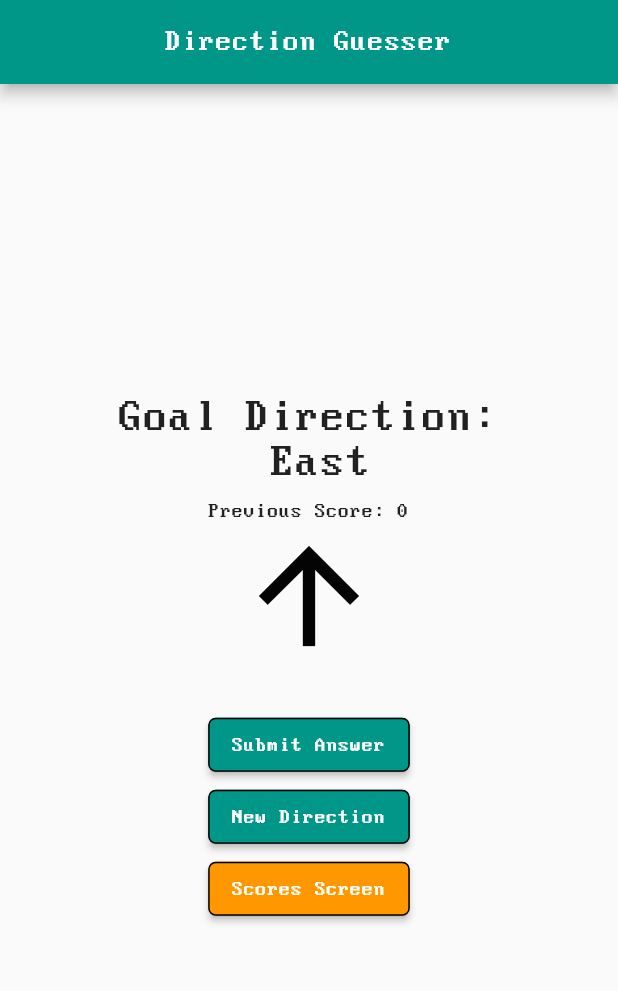
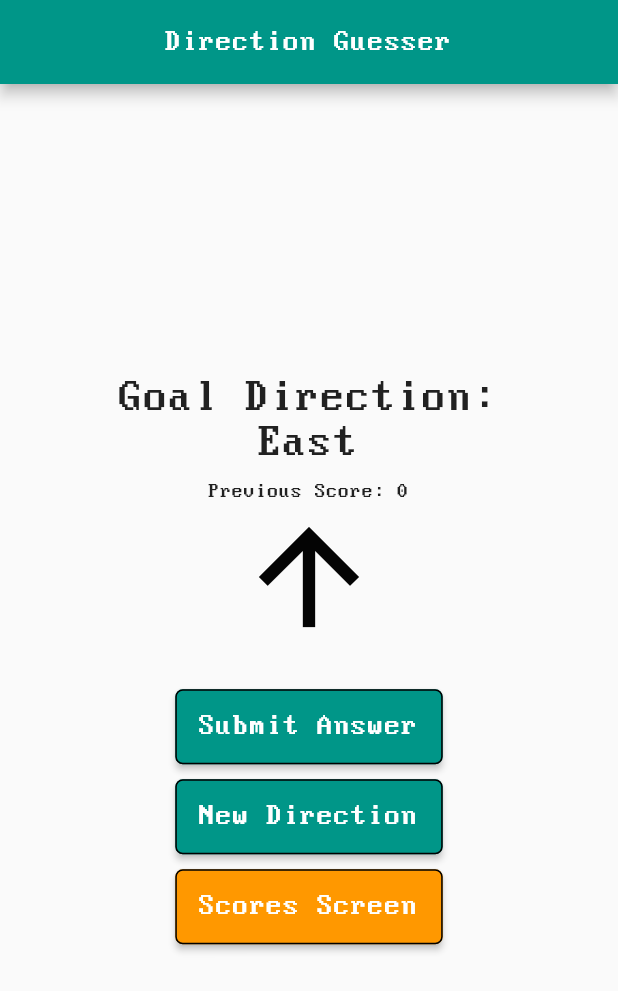
Before and after one commit to ryfuller03/project-3-sensory-overload, a Flutter app: the screen it shows after launch, on a phone screen of 412 x 824 dp. Shown: the top 991 px of the screen. Run offline on Flutter 3.47's test engine with Material 2 defaults, Android fonts, the phone set to English and light mode, and no system bars; our stand-ins replace sensors_plus.

Commit message:
Buttons are a bit larger and easier to read/tap

```diff
--- a/project_3_sensory_overload/lib/game.dart
+++ b/project_3_sensory_overload/lib/game.dart
@@ -134,7 +134,7 @@ class MyMagnetState extends State<MyMagnet> {
           Padding(
               padding: const EdgeInsets.only(top: 0.0),
               key: const Key("Goal Direction Text"),
-              child: Text("Goal Direction: \n ${goalDirection.getName()}",
+              child: Text("Goal Direction:\n${goalDirection.getName()}",
                   style: const TextStyle(fontSize: 30),
                   textAlign: TextAlign.center)),
           Padding(
@@ -152,7 +152,8 @@ class MyMagnetState extends State<MyMagnet> {
                     child: const Icon(Icons.arrow_upward,
                         size: 100.0, color: Colors.orange))
           ]),
-          Padding(
+          Container(
+              height: 75,
               padding: const EdgeInsets.only(top: 25.0),
               child: ElevatedButton(
                   onPressed: showSolution,
@@ -164,9 +165,13 @@ class MyMagnetState extends State<MyMagnet> {
                     ),
                   ),
                   key: const Key("Submit Answer Button"),
-                  child: const Text("Submit Answer"))),
-          Padding(
-              padding: const EdgeInsets.only(top: 0.0),
+                  child: const Text(
+                    "Submit Answer",
+                    style: TextStyle(fontSize: 20),
+                  ))),
+          Container(
+              height: 60,
+              padding: const EdgeInsets.only(top: 10.0),
               child: ElevatedButton(
                   onPressed: setRandomDirection,
                   style: ElevatedButton.styleFrom(
@@ -177,9 +182,13 @@ class MyMagnetState extends State<MyMagnet> {
                     ),
                   ),
                   key: const Key("New Direction Button"),
-                  child: const Text("New Direction"))),
-          Padding(
-              padding: const EdgeInsets.only(top: 0),
+                  child: const Text(
+                    "New Direction",
+                    style: TextStyle(fontSize: 20),
+                  ))),
+          Container(
+              height: 60,
+              padding: const EdgeInsets.only(top: 10.0),
               child: ElevatedButton(
                 style: ElevatedButton.styleFrom(
                   backgroundColor: Colors.orange,
@@ -198,7 +207,10 @@ class MyMagnetState extends State<MyMagnet> {
                                 directionList: widget.directionList,
                               )));
                 },
-                child: const Text("Scores Screen"),
+                child: const Text(
+                  "Scores Screen",
+                  style: TextStyle(fontSize: 20),
+                ),
               ))
         ])));
   }
```
